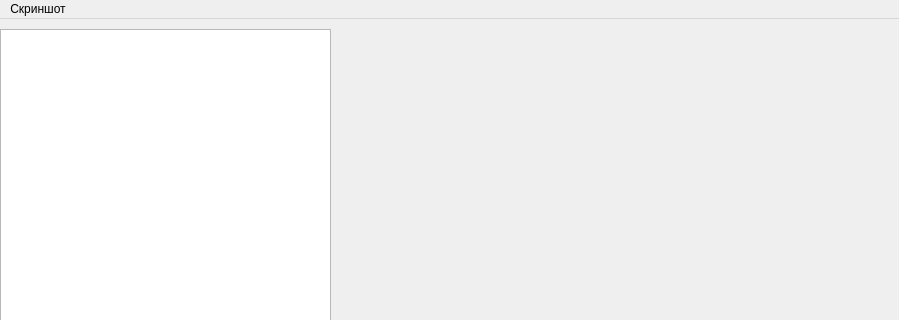
This is window.ui in dddushesss/LabUI as Qt 5 draws it before an edit; both pictures show x 0 to 899 and y 0 to 320 of the 899 by 587 pixel window. The edited form follows.
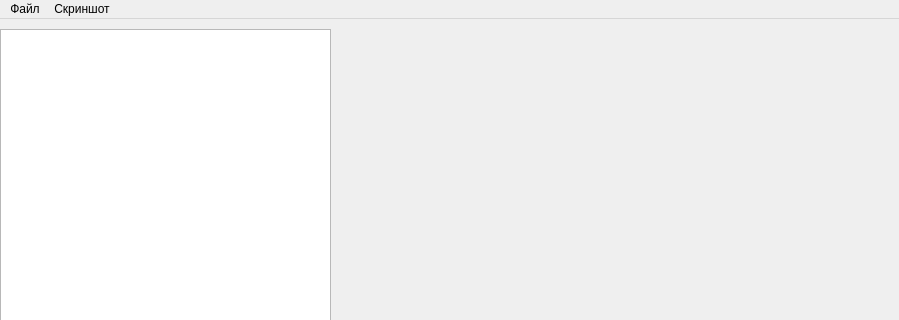
This is the edited form. Icons and pictures are not drawn.

Patch:
```diff
--- a/window.ui
+++ b/window.ui
@@ -112,7 +112,7 @@
      <x>0</x>
      <y>0</y>
      <width>899</width>
-     <height>18</height>
+     <height>22</height>
     </rect>
    </property>
    <widget class="QMenu" name="menu">
@@ -122,6 +122,17 @@
     <addaction name="action"/>
     <addaction name="action_2"/>
    </widget>
+   <widget class="QMenu" name="menu_2">
+    <property name="title">
+     <string>Файл</string>
+    </property>
+    <addaction name="OpenFile"/>
+    <addaction name="separator"/>
+    <addaction name="Settings"/>
+    <addaction name="separator"/>
+    <addaction name="Exit"/>
+   </widget>
+   <addaction name="menu_2"/>
    <addaction name="menu"/>
   </widget>
   <widget class="QStatusBar" name="statusbar"/>
```
Left out of the diff: 17 changed lines with no effect on the pictures.
